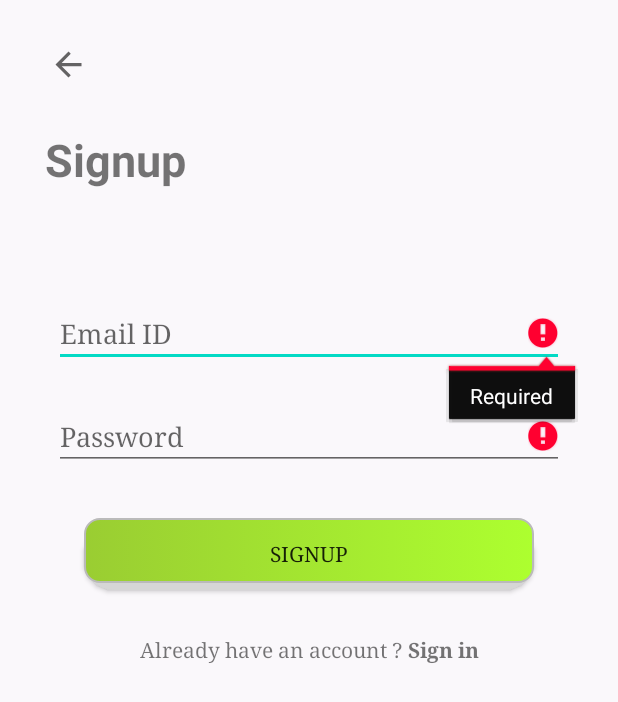
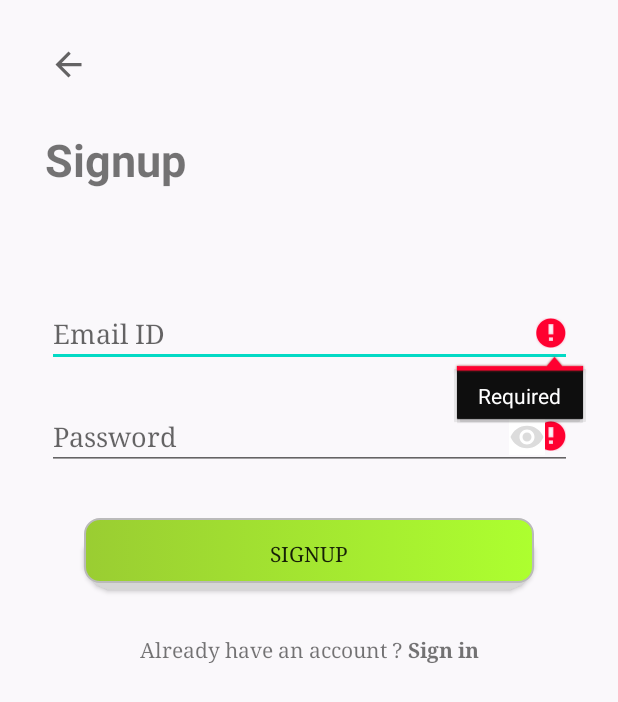
Before and after one commit to crusher-pb/Repository1, an Android app: the MainActivity screen opened directly, with no data from a screen before it, after a tap on "SIGNUP", on a phone screen of 412 x 824 dp. Shown: the top 702 px of the screen. Run offline under Robolectric (Android 15) with nearby library versions, the light colour scheme and no system bars; our stand-ins replace Firebase (no records; nobody signed in at launch, a user with empty details on screens opened directly).

Commit message:
Further UI changes

```diff
--- a/Interiordesign/app/src/main/java/com/example/interiordesign/MainActivity.java
+++ b/Interiordesign/app/src/main/java/com/example/interiordesign/MainActivity.java
@@ -6,9 +6,12 @@
 import android.content.Intent;
 import android.os.Bundle;
 import android.text.TextUtils;
+import android.text.method.PasswordTransformationMethod;
 import android.view.View;
 import android.widget.Button;
 import android.widget.EditText;
+import android.widget.ImageButton;
+import android.widget.ImageView;
 import android.widget.TextView;
 import android.widget.Toast;
 
@@ -22,6 +25,7 @@
     Button btnsignup;
     TextView tvsignin;
     FirebaseAuth mFirebaseAuth;
+    boolean visibility=false;
 
     @Override
     protected void onCreate(Bundle savedInstanceState) {
@@ -51,6 +55,22 @@
             @Override
             public void onClick(View v) {
                 startActivity(new Intent(MainActivity.this,FirstActivity.class));
+            }
+        });
+        ImageView imageButton=findViewById(R.id.imageButton);
+        imageButton.setOnClickListener(new View.OnClickListener() {
+            @Override
+            public void onClick(View v) {
+                if (visibility==false){
+                    password.setTransformationMethod(null);
+                    imageButton.setImageResource(R.drawable.ic_visibility_off_black_24dp);
+                    visibility=true;
+                }
+                else{
+                    password.setTransformationMethod(new PasswordTransformationMethod());
+                    imageButton.setImageResource(R.drawable.ic_visibility_black_24dp);
+                    visibility=false;
+                }
             }
         });
     }
--- /dev/null
+++ b/Interiordesign/app/src/main/res/drawable/ic_visibility_black_24dp.xml
@@ -0,0 +1,9 @@
+<vector xmlns:android="http://schemas.android.com/apk/res/android"
+        android:width="24dp"
+        android:height="24dp"
+        android:viewportWidth="24.0"
+        android:viewportHeight="24.0">
+    <path
+        android:fillColor="#DCDCDC"
+        android:pathData="M12,4.5C7,4.5 2.73,7.61 1,12c1.73,4.39 6,7.5 11,7.5s9.27,-3.11 11,-7.5c-1.73,-4.39 -6,-7.5 -11,-7.5zM12,17c-2.76,0 -5,-2.24 -5,-5s2.24,-5 5,-5 5,2.24 5,5 -2.24,5 -5,5zM12,9c-1.66,0 -3,1.34 -3,3s1.34,3 3,3 3,-1.34 3,-3 -1.34,-3 -3,-3z"/>
+</vector>
--- /dev/null
+++ b/Interiordesign/app/src/main/res/drawable/ic_visibility_off_black_24dp.xml
@@ -0,0 +1,9 @@
+<vector xmlns:android="http://schemas.android.com/apk/res/android"
+        android:width="24dp"
+        android:height="24dp"
+        android:viewportWidth="24.0"
+        android:viewportHeight="24.0">
+    <path
+        android:fillColor="#DCDCDC"
+        android:pathData="M12,7c2.76,0 5,2.24 5,5 0,0.65 -0.13,1.26 -0.36,1.83l2.92,2.92c1.51,-1.26 2.7,-2.89 3.43,-4.75 -1.73,-4.39 -6,-7.5 -11,-7.5 -1.4,0 -2.74,0.25 -3.98,0.7l2.16,2.16C10.74,7.13 11.35,7 12,7zM2,4.27l2.28,2.28 0.46,0.46C3.08,8.3 1.78,10.02 1,12c1.73,4.39 6,7.5 11,7.5 1.55,0 3.03,-0.3 4.38,-0.84l0.42,0.42L19.73,22 21,20.73 3.27,3 2,4.27zM7.53,9.8l1.55,1.55c-0.05,0.21 -0.08,0.43 -0.08,0.65 0,1.66 1.34,3 3,3 0.22,0 0.44,-0.03 0.65,-0.08l1.55,1.55c-0.67,0.33 -1.41,0.53 -2.2,0.53 -2.76,0 -5,-2.24 -5,-5 0,-0.79 0.2,-1.53 0.53,-2.2zM11.84,9.02l3.15,3.15 0.02,-0.16c0,-1.66 -1.34,-3 -3,-3l-0.17,0.01z"/>
+</vector>
--- a/Interiordesign/app/src/main/res/layout/activity_category.xml
+++ b/Interiordesign/app/src/main/res/layout/activity_category.xml
@@ -13,7 +13,8 @@
         android:numColumns="2"
         android:id="@+id/grid_view"
         app:layout_constraintTop_toBottomOf="@+id/textView10"
-        android:layout_marginTop="150dp"/>
+        android:layout_marginTop="150dp"
+        android:gravity="center_horizontal"/>
 
     <ImageView
         android:id="@+id/imageView5"
--- a/Interiordesign/app/src/main/res/layout/activity_main.xml
+++ b/Interiordesign/app/src/main/res/layout/activity_main.xml
@@ -23,7 +23,7 @@
 
     <EditText
         android:id="@+id/editText"
-        android:layout_width="340dp"
+        android:layout_width="350dp"
         android:layout_height="wrap_content"
         android:ems="10"
         android:hint="Email ID"
@@ -37,7 +37,7 @@
 
     <EditText
         android:id="@+id/editText2"
-        android:layout_width="340dp"
+        android:layout_width="350dp"
         android:layout_height="wrap_content"
         android:layout_marginTop="24dp"
         android:ems="10"
@@ -81,5 +81,17 @@
         app:layout_constraintStart_toStartOf="parent"
         app:layout_constraintTop_toBottomOf="@+id/imageView4" />
 
+    <ImageView
+        android:id="@+id/imageButton"
+        android:layout_width="wrap_content"
+        android:layout_height="wrap_content"
+        app:layout_constraintBottom_toBottomOf="@+id/editText2"
+        android:layout_marginStart="290dp"
+        android:background="#FFFFFF"
+        app:layout_constraintEnd_toEndOf="@+id/editText2"
+        app:layout_constraintStart_toStartOf="@+id/editText2"
+        app:layout_constraintTop_toTopOf="@+id/editText2"
+        app:srcCompat="@drawable/ic_visibility_black_24dp" />
+
 
 </androidx.constraintlayout.widget.ConstraintLayout>
--- a/Interiordesign/app/src/main/res/layout/activity_main3.xml
+++ b/Interiordesign/app/src/main/res/layout/activity_main3.xml
@@ -42,7 +42,7 @@
         android:layout_marginTop="16dp"
         android:background="@drawable/ic_close_black_24dp"/>
 
-    <Button
+    <ImageView
         android:id="@+id/flashbtn"
         android:layout_width="50dp"
         android:layout_height="50dp"
@@ -50,7 +50,7 @@
         android:layout_alignParentEnd="true"
         android:layout_marginEnd="50dp"
         android:layout_marginBottom="40dp"
-        android:background="@drawable/ic_flash"/>
+        android:background="@drawable/ic_flash" />
 
 
 </RelativeLayout>
--- a/Interiordesign/app/src/main/res/values/styles.xml
+++ b/Interiordesign/app/src/main/res/values/styles.xml
@@ -9,7 +9,7 @@
     </style>
 
     <style name="CustomToolbarStyle" parent="Theme.AppCompat.Light.NoActionBar">
-        <item name="android:background">@color/colorPrimary</item>
+        <item name="android:background">@android:color/transparent</item>
         <item name="overlapAnchor">false</item>
         <item name="android:dropDownVerticalOffset">-4dp</item>
     </style>
```
Also changed, not shown: Interiordesign/app/src/main/java/com/example/interiordesign/MainActivity2.java (+21 -22 lines), Interiordesign/app/src/main/java/com/example/interiordesign/MainActivity3.java (+68 -1 lines), Interiordesign/app/src/main/java/com/example/interiordesign/MainActivity7.java (+21 -0 lines), Interiordesign/app/src/main/res/drawable/ic_flash.xml (+5 -5 lines), Interiordesign/app/src/main/res/drawable/ic_flash_off.xml (added, +12 -0 lines), Interiordesign/app/src/main/res/layout/activity_main2.xml (+7 -5 lines), Interiordesign/app/src/main/res/layout/activity_main7.xml (+13 -0 lines), Interiordesign/app/src/main/res/layout/grid_item.xml (+3 -4 lines), 1 other file.
